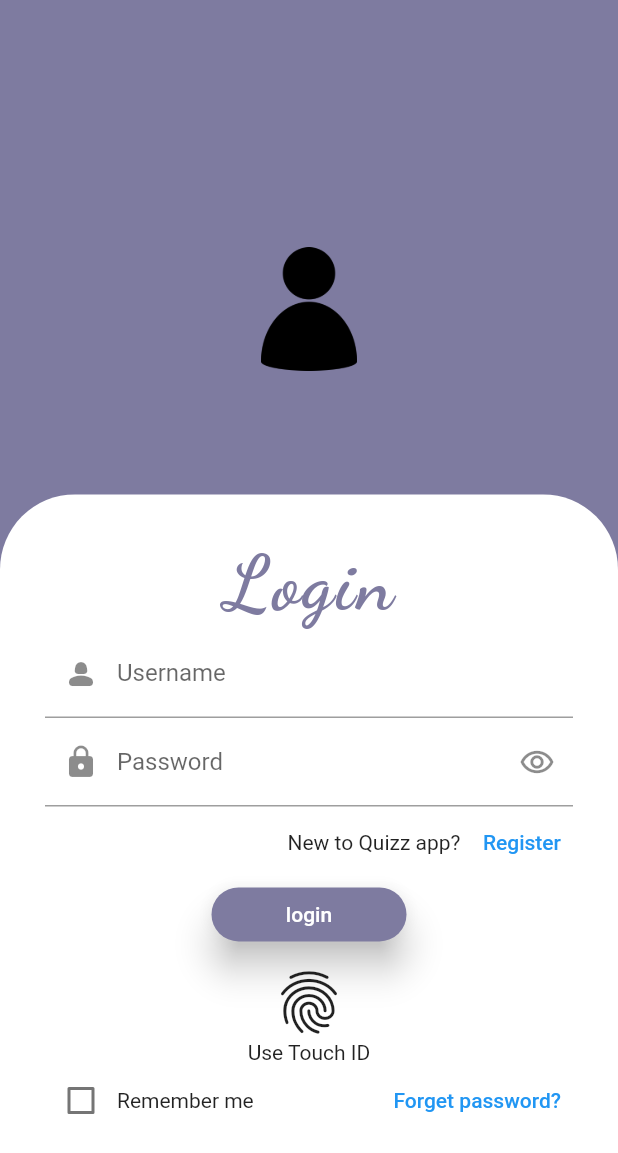
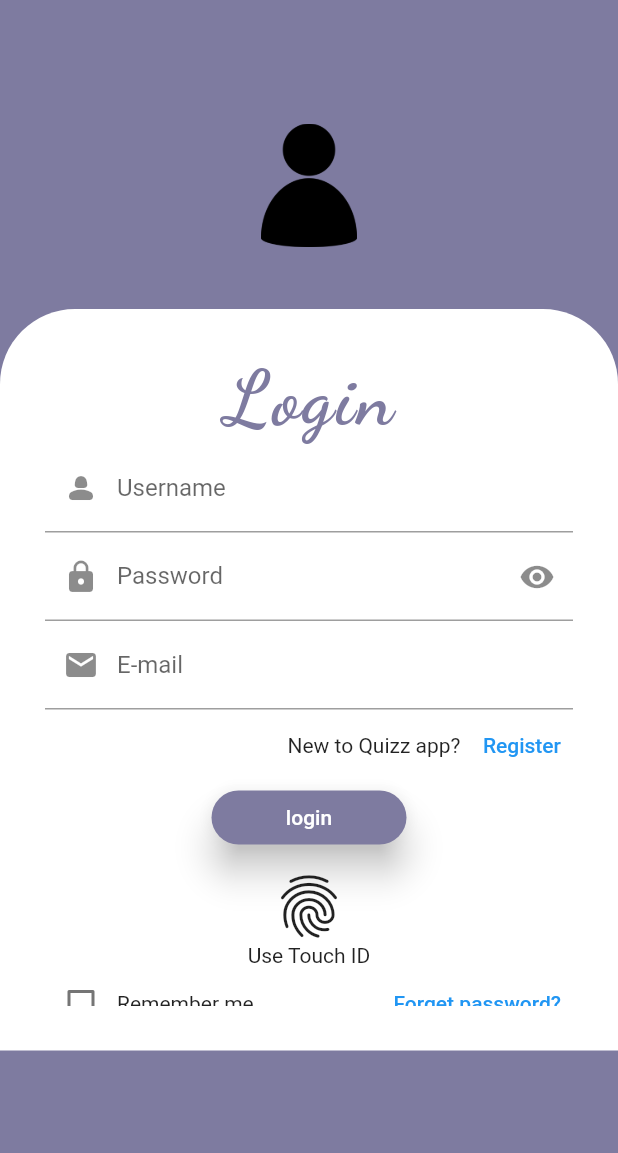
Before and after one commit to Ahmed-W-Rabea/Ahmed_Wael, a Flutter app: the screen it shows after launch, after a tap on "Start", on a phone screen of 412 x 824 dp. Shown: the top 1153 px of the screen. Run offline on Flutter 3.47's test engine with Material 2 defaults, Android fonts, the phone set to English and light mode, and no system bars.

Commit message:
login screen edit

```diff
--- a/lib/screens/loginScreen.dart
+++ b/lib/screens/loginScreen.dart
@@ -1,9 +1,10 @@
 import 'package:flutter/material.dart';
+import 'package:flutter/services.dart';
 import 'package:flutter_application_1/Screens/examScreen.dart';
 import 'package:flutter_application_1/main.dart';
 
 class loginScreen extends StatefulWidget {
-  const loginScreen({super.key});
+  loginScreen({super.key});
 
   @override
   State<loginScreen> createState() => _loginScreenState();
@@ -11,6 +12,12 @@ class loginScreen extends StatefulWidget {
 
 class _loginScreenState extends State<loginScreen> {
   bool checkboxvalue = false;
+  final _formfield = GlobalKey<FormState>();
+  final _emailcontroller = TextEditingController();
+  final _usernamecontroller = TextEditingController();
+  final _passcontroller = TextEditingController();
+
+  bool passToggle = false;
 
   @override
   Widget build(BuildContext context) {
@@ -22,7 +29,7 @@ class _loginScreenState extends State<loginScreen> {
           child: Column(
             children: [
               SizedBox(
-                height: MediaQuery.of(context).size.height * 0.2,
+                height: MediaQuery.of(context).size.height * 0.1,
               ),
               Image.asset(
                 "assets/images/pp.png",
@@ -30,9 +37,12 @@ class _loginScreenState extends State<loginScreen> {
                 width: MediaQuery.of(context).size.width * 0.5,
               ),
               SizedBox(
-                height: MediaQuery.of(context).size.height * 0.1,
+                height: MediaQuery.of(context).size.height * 0.05,
               ),
-              Container(
+              Form(
+                key: _formfield,
+                child: Expanded(
+                  child: Container(
                       decoration: const BoxDecoration(
                           borderRadius: BorderRadius.only(
                               topLeft: Radius.circular(50.0),
@@ -42,6 +52,7 @@ class _loginScreenState extends State<loginScreen> {
                       width: MediaQuery.of(context).size.height * 0.5,
                       alignment: Alignment.center,
                       padding: const EdgeInsets.all(30),
+                      child: SingleChildScrollView(
                         child: Column(children: [
                           const Text('Login',
                               style: TextStyle(
@@ -50,19 +61,70 @@ class _loginScreenState extends State<loginScreen> {
                                   fontWeight: FontWeight.bold,
                                   letterSpacing: 2,
                                   fontFamily: 'DancingScript')),
-                    const TextField(
+                          TextFormField(
+                            controller: _usernamecontroller,
+                            inputFormatters: <TextInputFormatter>[
+                              UpperCaseTextFormatter()
+                            ],
                             decoration: InputDecoration(
                                 prefixIcon: Icon(Icons.person_2_rounded),
                                 hintText: "Enter Username Here",
                                 labelText: "Username"),
+                            validator: (value) {
+                              if (value!.isEmpty) {
+                                return "the username is empty";
+                              }
+                              if (_usernamecontroller.text.length < 8) {
+                                return "the username should be more than 8 characters";
+                              }
+                            },
                           ),
-                    const TextField(
-                      obscureText: true,
+                          TextFormField(
+                            keyboardType: TextInputType.emailAddress,
+                            controller: _passcontroller,
+                            obscureText: passToggle,
                             decoration: InputDecoration(
                               prefixIcon: Icon(Icons.lock),
-                          hintText: "Enter Password Here",
+                              hintText: "Enter password Here",
                               labelText: "Password",
-                          suffixIcon: Icon(Icons.remove_red_eye_outlined)),
+                              suffixIcon: InkWell(
+                                onTap: () {
+                                  setState(() {
+                                    passToggle = !passToggle;
+                                  });
+                                },
+                                child: Icon(passToggle
+                                    ? Icons.visibility_off
+                                    : Icons.visibility),
+                              ),
+                            ),
+                            validator: (value) {
+                              if (value!.isEmpty) {
+                                return "the password is empty";
+                              }
+                            },
+                          ),
+                          TextFormField(
+                            //obscureText: true,
+                            keyboardType: TextInputType.emailAddress,
+                            controller: _emailcontroller,
+                            decoration: InputDecoration(
+                              prefixIcon: Icon(Icons.email),
+                              hintText: "Enter Your E-mail Here",
+                              labelText: "E-mail",
+                              //     suffixIcon: Icon(Icons.remove_red_eye_outlined)
+                            ),
+                            validator: (value) {
+                              if (value!.isEmpty) {
+                                return "the E-mail is empty";
+                              }
+                              bool emailValid = RegExp(
+                                      r"^[a-zA-z0-9.a-zA-Z0-9.!#$%&'*+-/=?^_`{|}~]+@[a-zA-Z0-9]+\.[a-zA-Z]+")
+                                  .hasMatch(value);
+                              if (!emailValid) {
+                                return "Required a valid E-mail";
+                              }
+                            },
                           ),
                           Row(
                             mainAxisAlignment: MainAxisAlignment.end,
@@ -71,17 +133,25 @@ class _loginScreenState extends State<loginScreen> {
                                 'New to Quizz app?',
                               ),
                               TextButton(
-                            onPressed: () {}, child: const Text('  Register')),
+                                  onPressed: () {},
+                                  child: const Text('  Register')),
                             ],
                           ),
                           ElevatedButton(
                             onPressed: () {
+                              if (_formfield.currentState!.validate()) {
+                                _emailcontroller.clear();
+                                _usernamecontroller.clear();
+                                _passcontroller.clear();
+
                                 Navigator.push(
                                   context,
                                   MaterialPageRoute<void>(
-                            builder: (BuildContext context) => examScreen(),
+                                    builder: (BuildContext context) =>
+                                        examScreen(),
                                   ),
                                 );
+                              }
                             },
                             child: const Text('login'),
                             style: ElevatedButton.styleFrom(
@@ -122,7 +192,10 @@ class _loginScreenState extends State<loginScreen> {
                               ),
                             ],
                           ),
-                  ])),
+                        ]),
+                      )),
+                ),
+              ),
             ],
           ),
         ),
@@ -130,3 +203,19 @@ class _loginScreenState extends State<loginScreen> {
     );
   }
 }
+
+class UpperCaseTextFormatter extends TextInputFormatter {
+  @override
+  TextEditingValue formatEditUpdate(
+      TextEditingValue oldValue, TextEditingValue newValue) {
+    return TextEditingValue(
+      text: capitalize(newValue.text),
+      selection: newValue.selection,
+    );
+  }
+}
+
+String capitalize(String value) {
+  if (value.trim().isEmpty) return "";
+  return "${value[0].toUpperCase()}${value.substring(1).toLowerCase()}";
+}
--- a/lib/screens/openingScreen.dart
+++ b/lib/screens/openingScreen.dart
@@ -40,7 +40,7 @@ class openingScreen extends StatelessWidget {
                     Navigator.push(
                       context,
                       MaterialPageRoute<void>(
-                        builder: (BuildContext context) => const loginScreen(),
+                        builder: (BuildContext context) => loginScreen(),
                       ),
                     );
                   },
```
Also changed, not shown: lib/screens/openingScreen copy.dart (+56 -56 lines). Lines whose indentation alone changed are shown as unchanged.
